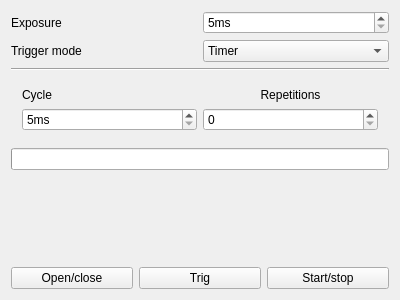
Old version of the form mrtShutter/mrtShutterGui/mrtShutterGui.ui in the repository MatthewJCameron/imbl.
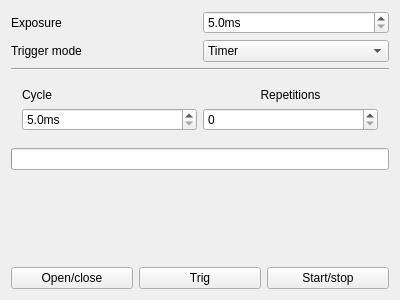
New version of the form. Custom widgets are drawn as their Qt base class.

```diff
--- a/mrtShutter/mrtShutterGui/mrtShutterGui.ui
+++ b/mrtShutter/mrtShutterGui/mrtShutterGui.ui
@@ -23,19 +23,6 @@
        </property>
       </widget>
      </item>
-     <item row="0" column="1">
-      <widget class="QMSpinBox" name="exposure">
-       <property name="suffix">
-        <string>ms</string>
-       </property>
-       <property name="minimum">
-        <number>5</number>
-       </property>
-       <property name="maximum">
-        <number>10000</number>
-       </property>
-      </widget>
-     </item>
      <item row="1" column="0">
       <widget class="QLabel" name="label_4">
        <property name="text">
@@ -55,11 +42,22 @@
          <string>Software</string>
         </property>
        </item>
-       <item>
-        <property name="text">
-         <string>Hardware</string>
-        </property>
-       </item>
+      </widget>
+     </item>
+     <item row="0" column="1">
+      <widget class="QMDoubleSpinBox" name="exposure">
+       <property name="suffix">
+        <string>ms</string>
+       </property>
+       <property name="decimals">
+        <number>1</number>
+       </property>
+       <property name="minimum">
+        <double>5.000000000000000</double>
+       </property>
+       <property name="maximum">
+        <double>20000.000000000000000</double>
+       </property>
       </widget>
      </item>
     </layout>
@@ -81,19 +79,6 @@
         </property>
        </widget>
       </item>
-      <item row="1" column="1">
-       <widget class="QMSpinBox" name="cycle">
-        <property name="suffix">
-         <string>ms</string>
-        </property>
-        <property name="minimum">
-         <number>5</number>
-        </property>
-        <property name="maximum">
-         <number>10000</number>
-        </property>
-       </widget>
-      </item>
       <item row="0" column="2">
        <widget class="QLabel" name="label_3">
         <property name="text">
@@ -111,6 +96,22 @@
         </property>
        </widget>
       </item>
+      <item row="1" column="1">
+       <widget class="QMDoubleSpinBox" name="cycle">
+        <property name="suffix">
+         <string>ms</string>
+        </property>
+        <property name="decimals">
+         <number>1</number>
+        </property>
+        <property name="minimum">
+         <double>5.000000000000000</double>
+        </property>
+        <property name="maximum">
+         <double>20000.000000000000000</double>
+        </property>
+       </widget>
+      </item>
      </layout>
     </widget>
    </item>
@@ -173,6 +174,11 @@
    <extends>QComboBox</extends>
    <header location="global">qtpvwidgets.h</header>
   </customwidget>
+  <customwidget>
+   <class>QMDoubleSpinBox</class>
+   <extends>QDoubleSpinBox</extends>
+   <header location="global">qtpvwidgets.h</header>
+  </customwidget>
  </customwidgets>
  <resources/>
  <connections/>
```
